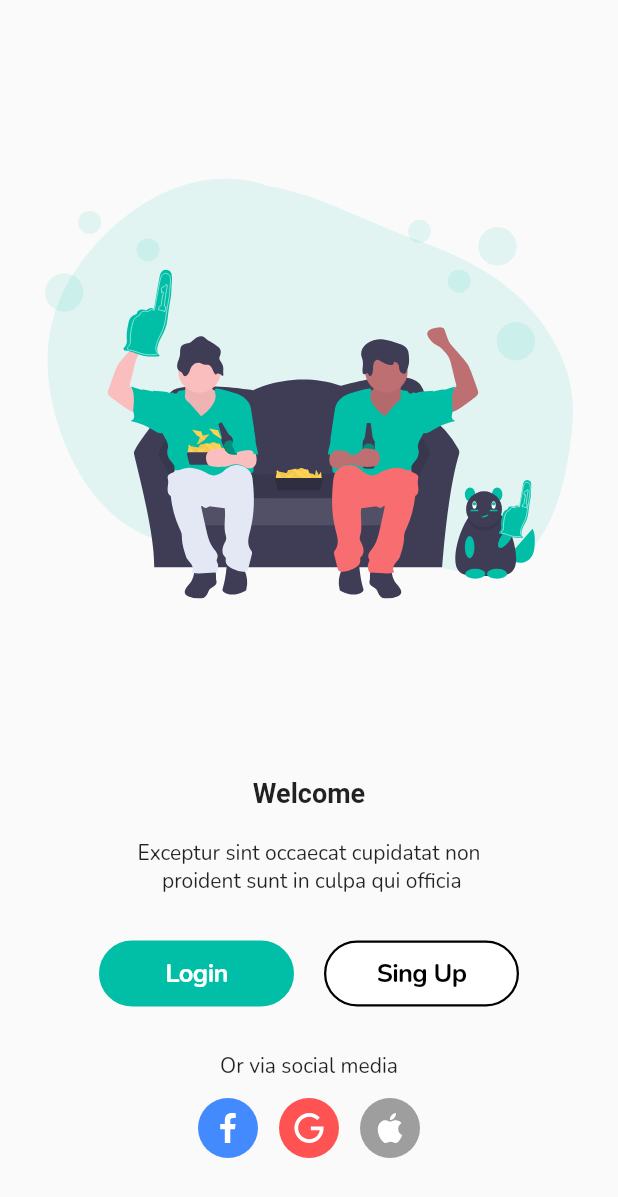
After one commit to maen2020/ui_ix, a Flutter app: the WelcomePage screen opened by its route, on a phone screen of 412 x 824 dp. The commit adds this screen. Shown: the top 1197 px of the screen. Run offline on Flutter 3.47's test engine with Material 2 defaults, Android fonts, the phone set to English and light mode, and no system bars; our stand-ins replace dots_indicator, flutter_svg, google_fonts.

Commit message:
Creacion de la pantalla Welcome

```diff
--- /dev/null
+++ b/lib/src/global_widgets/circle_buttom.dart
@@ -0,0 +1,40 @@
+import 'package:flutter/cupertino.dart';
+import 'package:flutter/material.dart';
+import 'package:flutter_svg/flutter_svg.dart';
+import 'package:ui_ux/src/utils/colors.dart';
+
+class CircleButtom extends StatelessWidget {
+  final VoidCallback onPressed;
+  final String iconPath;
+  final double size;
+  final Color backgrounColor, iconColor;
+  const CircleButtom({
+    Key key,
+    @required this.onPressed,
+    @required this.iconPath,
+    this.size = 40,
+    this.backgrounColor = primaryColor,
+    this.iconColor = Colors.white,
+  }) : super(key: key);
+
+  @override
+  Widget build(BuildContext context) {
+    return CupertinoButton(
+      onPressed: this.onPressed,
+      padding: EdgeInsets.zero,
+      child: Container(
+        width: this.size,
+        height: this.size,
+        padding: EdgeInsets.all(10.0),
+        decoration: BoxDecoration(
+          color: this.backgrounColor,
+          shape: BoxShape.circle,
+        ),
+        child: SvgPicture.asset(
+          this.iconPath,
+          color: this.iconColor,
+        ),
+      ),
+    );
+  }
+}
--- /dev/null
+++ b/lib/src/global_widgets/rounded_buttom.dart
@@ -0,0 +1,49 @@
+import 'dart:math';
+
+import 'package:flutter/cupertino.dart';
+import 'package:flutter/material.dart';
+import 'package:ui_ux/src/utils/colors.dart';
+import 'package:ui_ux/src/utils/font_styles.dart';
+
+class RoundedButton extends StatelessWidget {
+  final VoidCallback onPressed;
+  final String label;
+  final Color textColor, backgroundColor, borderColor;
+  const RoundedButton({
+    Key key,
+    @required this.onPressed,
+    @required this.label,
+    this.textColor = Colors.white,
+    this.backgroundColor = primaryColor,
+    this.borderColor = primaryColor,
+  }) : super(key: key);
+
+  @override
+  Widget build(BuildContext context) {
+    return CupertinoButton(
+      child: Container(
+        width: double.infinity,
+        padding: EdgeInsets.symmetric(vertical: 9.0, horizontal: 30.0),
+        decoration: BoxDecoration(
+          color: this.backgroundColor,
+          borderRadius: BorderRadius.circular(30.0),
+          border: Border.all(
+            width: 1.5,
+            color: this.borderColor,
+          ),
+        ),
+        child: Text(
+          this.label,
+          textAlign: TextAlign.center,
+          style: FontStyles.normal.copyWith(
+            fontWeight: FontWeight.w700,
+            color: this.textColor,
+          ),
+        ),
+      ),
+      minSize: 30.0,
+      padding: EdgeInsets.zero,
+      onPressed: this.onPressed,
+    );
+  }
+}
--- a/lib/src/pages/onboard/widgets/botton_controls.dart
+++ b/lib/src/pages/onboard/widgets/botton_controls.dart
@@ -2,6 +2,7 @@ import 'package:flutter/cupertino.dart';
 import 'package:flutter/material.dart';
 import 'package:provider/provider.dart';
 import 'package:ui_ux/src/pages/onboard/onboard_controller.dart';
+import 'package:ui_ux/src/routes/routes.dart';
 import 'package:ui_ux/src/utils/colors.dart';
 import 'package:dots_indicator/dots_indicator.dart';
 import 'package:ui_ux/src/utils/font_styles.dart';
@@ -10,6 +11,17 @@ class OnboardControls extends StatelessWidget {
   const OnboardControls({
     Key key,
   }) : super(key: key);
+
+  void _OnNext(BuildContext context, OnboardController controller) {
+    if (controller.currentPage == 2) {
+      Navigator.pushReplacementNamed(context, Routes.WELCOME);
+    } else {
+      controller.pageController.nextPage(
+        duration: Duration(milliseconds: 300),
+        curve: Curves.linear,
+      );
+    }
+  }
 
   @override
   Widget build(BuildContext context) {
@@ -34,9 +46,7 @@ class OnboardControls extends StatelessWidget {
                   ),
                 ),
                 onPressed: () {
-                  controller.pageController.nextPage(
-                      duration: Duration(milliseconds: 300),
-                      curve: Curves.linear);
+                  this._OnNext(context, controller);
                 },
                 color: primaryColor,
                 borderRadius: BorderRadius.circular(30.0),
--- /dev/null
+++ b/lib/src/pages/welcome/welcome_page.dart
@@ -0,0 +1,99 @@
+import 'package:flutter/cupertino.dart';
+import 'package:flutter/material.dart';
+import 'package:flutter_svg/flutter_svg.dart';
+import 'package:ui_ux/src/global_widgets/circle_buttom.dart';
+import 'package:ui_ux/src/global_widgets/rounded_buttom.dart';
+import 'package:ui_ux/src/utils/font_styles.dart';
+
+class WelcomePage extends StatelessWidget {
+  const WelcomePage({Key key}) : super(key: key);
+
+  @override
+  Widget build(BuildContext context) {
+    return Scaffold(
+      body: SafeArea(
+        child: Container(
+          width: double.infinity,
+          height: double.infinity,
+          child: Column(
+            mainAxisAlignment: MainAxisAlignment.center,
+            children: [
+              Expanded(
+                child: Padding(
+                  padding: const EdgeInsets.all(30.0),
+                  child: SvgPicture.asset(
+                    'assets/pages/welcome/welcome.svg',
+                  ),
+                ),
+              ),
+              Text(
+                'Welcome',
+                style: FontStyles.title,
+              ),
+              SizedBox(height: 20.0),
+              Text(
+                'Exceptur sint occaecat cupidatat non \n proident sunt in culpa qui officia',
+                textAlign: TextAlign.center,
+              ),
+              SizedBox(height: 30.0),
+              ConstrainedBox(
+                constraints: BoxConstraints(
+                  maxWidth: 280,
+                ),
+                child: Row(
+                  mainAxisAlignment: MainAxisAlignment.center,
+                  children: [
+                    Expanded(
+                      child: RoundedButton(
+                        onPressed: () {},
+                        label: 'Login',
+                      ),
+                    ),
+                    SizedBox(width: 20.0),
+                    Expanded(
+                      child: RoundedButton(
+                        onPressed: () {},
+                        label: 'Sing Up',
+                        textColor: Colors.black,
+                        backgroundColor: Colors.white,
+                        borderColor: Colors.black,
+                      ),
+                    ),
+                  ],
+                ),
+              ),
+              SizedBox(height: 30.0),
+              Text(
+                'Or via social media',
+              ),
+              SizedBox(height: 10.0),
+              Row(
+                mainAxisAlignment: MainAxisAlignment.center,
+                children: [
+                  CircleButtom(
+                    onPressed: () {},
+                    iconPath: 'assets/pages/welcome/facebook.svg',
+                    backgrounColor: Colors.blueAccent,
+                  ),
+                  SizedBox(width: 10.0),
+                  CircleButtom(
+                    onPressed: () {},
+                    iconPath: 'assets/pages/welcome/google.svg',
+                    backgrounColor: Colors.redAccent,
+                  ),
+                  SizedBox(width: 10.0),
+                  CircleButtom(
+                    onPressed: () {},
+                    iconPath: 'assets/pages/welcome/apple.svg',
+                    backgrounColor: Colors.grey,
+                  ),
+                ],
+              ),
+              SizedBox(height: 50.0),
+            ],
+          ),
+        ),
+      ),
+    );
+  }
+}
--- a/lib/src/routes/pages.dart
+++ b/lib/src/routes/pages.dart
@@ -1,5 +1,6 @@
 import 'package:flutter/widgets.dart';
 import 'package:ui_ux/src/pages/onboard/onboard_page.dart';
+import 'package:ui_ux/src/pages/welcome/welcome_page.dart';
 
 import 'routes.dart';
 
@@ -8,5 +9,6 @@ abstract class Pages {
   static const String INITIAL = Routes.ONBOARD;
   static final Map<String, Widget Function(BuildContext)> routes = {
     Routes.ONBOARD: (_) => OnboardPage(),
+    Routes.WELCOME: (_) => WelcomePage(),
   };
 }
--- a/lib/src/routes/routes.dart
+++ b/lib/src/routes/routes.dart
@@ -2,4 +2,5 @@ import 'package:ui_ux/src/pages/onboard/onboard_page.dart';
 
 abstract class Routes {
   static const ONBOARD = '/onboard';
+  static const WELCOME = '/welcome';
 }
--- a/pubspec.yaml
+++ b/pubspec.yaml
@@ -67,6 +67,10 @@ flutter:
     - assets/pages/onboard/slider-1.svg
     - assets/pages/onboard/slider-2.svg
     - assets/pages/onboard/slider-3.svg
+    - assets/pages/welcome/welcome.svg
+    - assets/pages/welcome/apple.svg
+    - assets/pages/welcome/facebook.svg
+    - assets/pages/welcome/google.svg
 
   # An image asset can refer to one or more resolution-specific "variants", see
   # https://flutter.dev/assets-and-images/#resolution-aware.
```
Also changed, not shown: assets/pages/welcome/apple.svg (added), assets/pages/welcome/facebook.svg (added), assets/pages/welcome/google.svg (added), assets/pages/welcome/welcome.svg (added), lib/src/pages/login/login_page.dart (added).
